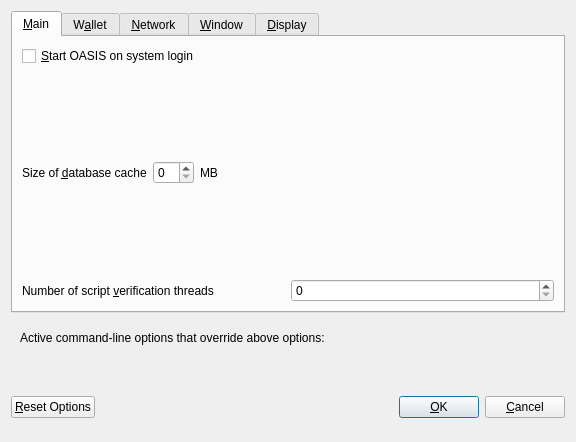
This is src/qt/forms/optionsdialog.ui in OasisCoinTeam/OASIS as Qt 5 draws it before an edit. The edited form follows.
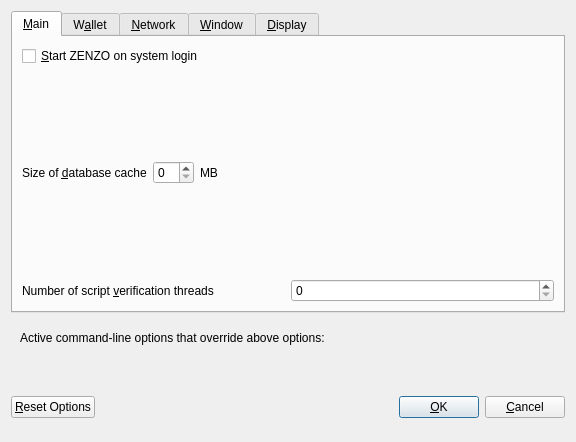
This is the edited form. Custom widgets are drawn as their Qt base class.

Patch:
```diff
--- a/src/qt/forms/optionsdialog.ui
+++ b/src/qt/forms/optionsdialog.ui
@@ -33,7 +33,7 @@
           <string>Automatically start OASIS after logging in to the system.</string>
          </property>
          <property name="text">
-          <string>&amp;Start OASIS on system login</string>
+          <string>&amp;Start ZENZO on system login</string>
          </property>
         </widget>
        </item>
```
Left out of the diff: 14 changed lines with no effect on the pictures.
